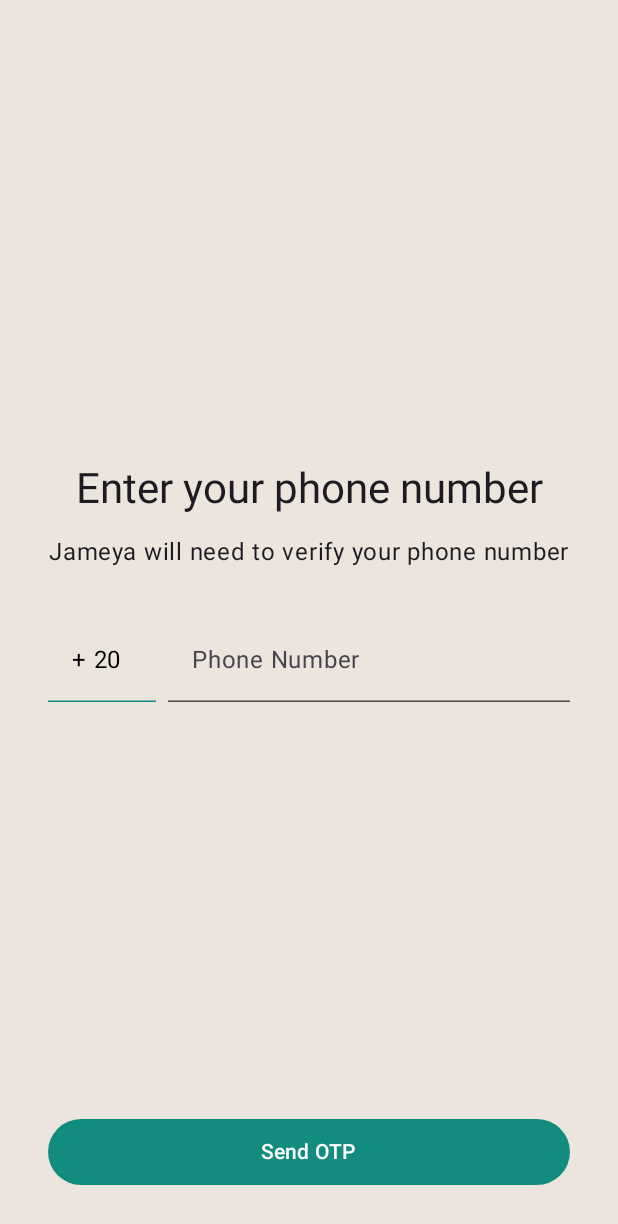
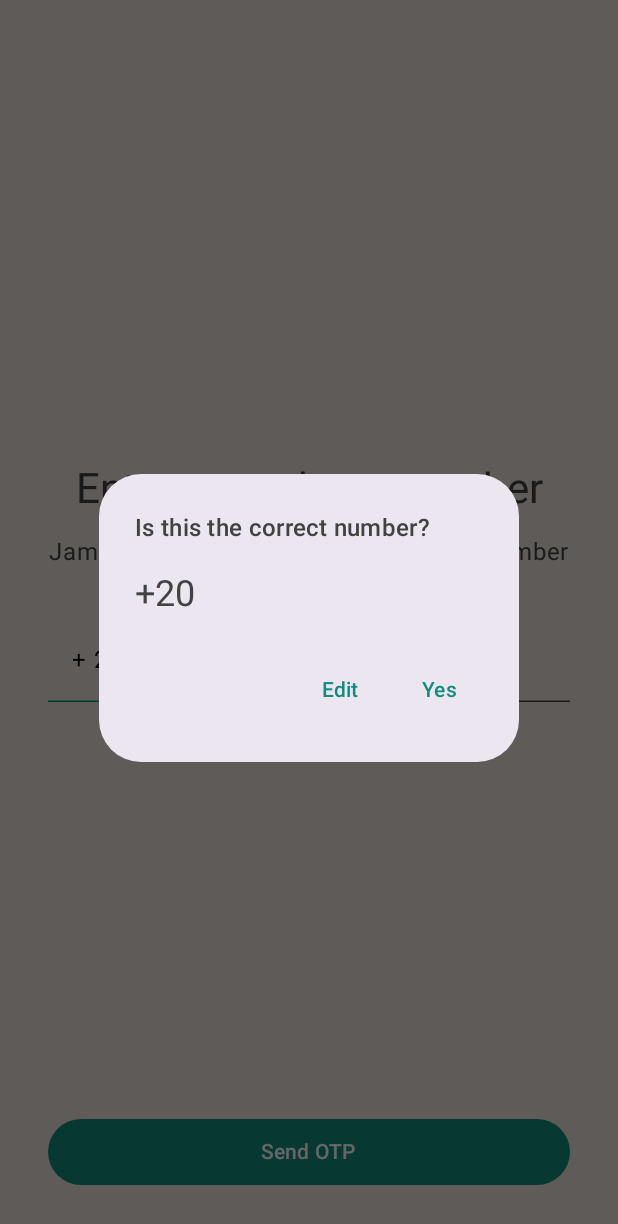
Before and after one commit to Sobhy-Abdelhakam/Jameya, an Android app built with Jetpack Compose: the screen it shows after launch (MainActivity), after a tap on "Send OTP", on a phone screen of 412 x 824 dp. Shown: the top 1224 px of the screen. Run offline under Robolectric (Android 15) with nearby library versions, the phone set to English and light mode, and no system bars.

Commit message:
Edit in color scheme, and add compose navigation

```diff
--- a/app/build.gradle.kts
+++ b/app/build.gradle.kts
@@ -67,6 +67,7 @@ dependencies {
     androidTestImplementation(libs.androidx.ui.test.junit4)
     debugImplementation(libs.androidx.ui.tooling)
     debugImplementation(libs.androidx.ui.test.manifest)
+    implementation("androidx.navigation:navigation-compose:2.8.5")
     // Firebase
     implementation(platform(libs.firebase.bom))
     implementation(libs.firebase.analytics)
--- a/app/src/main/java/dev/sobhy/jameya/MainActivity.kt
+++ b/app/src/main/java/dev/sobhy/jameya/MainActivity.kt
@@ -8,7 +8,10 @@ import androidx.compose.foundation.layout.Box
 import androidx.compose.foundation.layout.fillMaxSize
 import androidx.compose.foundation.layout.padding
 import androidx.compose.material3.Scaffold
+import androidx.compose.material3.Surface
 import androidx.compose.ui.Modifier
+import androidx.navigation.compose.rememberNavController
+import dev.sobhy.jameya.navigation.AppNavHost
 import dev.sobhy.jameya.presentation.login.LoginScreen
 import dev.sobhy.jameya.ui.theme.JameyaTheme
 
@@ -17,8 +20,11 @@ class MainActivity : ComponentActivity() {
         super.onCreate(savedInstanceState)
         enableEdgeToEdge()
         setContent {
+            val navController = rememberNavController()
             JameyaTheme {
-                LoginScreen()
+                Surface {
+                    AppNavHost(navController = navController)
+                }
             }
         }
     }
--- /dev/null
+++ b/app/src/main/java/dev/sobhy/jameya/navigation/AppNavHost.kt
@@ -0,0 +1,25 @@
+package dev.sobhy.jameya.navigation
+
+import androidx.compose.runtime.Composable
+import androidx.compose.ui.Modifier
+import androidx.navigation.NavHostController
+import androidx.navigation.compose.NavHost
+import androidx.navigation.compose.composable
+import dev.sobhy.jameya.presentation.home.HomeScreen
+import dev.sobhy.jameya.presentation.login.LoginScreen
+
+@Composable
+fun AppNavHost(
+    navController: NavHostController,
+    startDestination: String = NavigationItem.Login.route,
+    modifier: Modifier = Modifier,
+) {
+    NavHost(navController = navController, startDestination = startDestination) {
+        composable(NavigationItem.Login.route) {
+            LoginScreen(navController)
+        }
+        composable(NavigationItem.Home.route){
+            HomeScreen()
+        }
+    }
+}
--- /dev/null
+++ b/app/src/main/java/dev/sobhy/jameya/navigation/AppNavigation.kt
@@ -0,0 +1,10 @@
+package dev.sobhy.jameya.navigation
+
+enum class Screen {
+    LOGIN,
+    HOME
+}
+sealed class NavigationItem(val route: String){
+    data object Login: NavigationItem(Screen.LOGIN.name)
+    data object Home: NavigationItem(Screen.HOME.name)
+}
--- /dev/null
+++ b/app/src/main/java/dev/sobhy/jameya/presentation/home/HomeScreen.kt
@@ -0,0 +1,45 @@
+package dev.sobhy.jameya.presentation.home
+
+import androidx.compose.foundation.layout.Arrangement
+import androidx.compose.foundation.layout.Row
+import androidx.compose.foundation.layout.fillMaxWidth
+import androidx.compose.foundation.layout.padding
+import androidx.compose.material.icons.Icons
+import androidx.compose.material.icons.filled.Add
+import androidx.compose.material.icons.filled.Notifications
+import androidx.compose.material.icons.filled.Person
+import androidx.compose.material3.FloatingActionButton
+import androidx.compose.material3.Icon
+import androidx.compose.material3.IconButton
+import androidx.compose.material3.Scaffold
+import androidx.compose.runtime.Composable
+import androidx.compose.ui.Modifier
+import androidx.compose.ui.unit.dp
+
+@Composable
+fun HomeScreen(modifier: Modifier = Modifier) {
+    Scaffold(
+        topBar = {
+            Row(
+                modifier = Modifier
+                    .fillMaxWidth()
+                    .padding(32.dp),
+                horizontalArrangement = Arrangement.SpaceBetween
+            ) {
+                IconButton(onClick = { /*TODO*/ }) {
+                    Icon(imageVector = Icons.Default.Notifications, contentDescription = null)
+                }
+                IconButton(onClick = { /*TODO*/ }) {
+                    Icon(imageVector = Icons.Default.Person, contentDescription = null)
+                }
+            }
+        },
+        floatingActionButton = {
+            FloatingActionButton(onClick = { /*TODO*/ }) {
+                Icon(imageVector = Icons.Default.Add, contentDescription = null)
+            }
+        }
+    ) {
+
+    }
+}
--- a/app/src/main/java/dev/sobhy/jameya/presentation/login/LoginScreen.kt
+++ b/app/src/main/java/dev/sobhy/jameya/presentation/login/LoginScreen.kt
@@ -18,13 +18,19 @@ import androidx.compose.runtime.setValue
 import androidx.compose.ui.Alignment
 import androidx.compose.ui.Modifier
 import androidx.compose.ui.unit.dp
+import androidx.navigation.NavHostController
+import dev.sobhy.jameya.navigation.NavigationItem
+import dev.sobhy.jameya.presentation.login.sections.ConfirmPhoneNumberDialog
 import dev.sobhy.jameya.presentation.login.sections.LoginTopSection
 import dev.sobhy.jameya.presentation.login.sections.PhoneNumberSection
 
 @Composable
-fun LoginScreen() {
+fun LoginScreen(navController: NavHostController) {
     var phoneNumber by remember {
         mutableStateOf("")
+    }
+    var showConfirmDialog by remember {
+        mutableStateOf(false)
     }
     Scaffold { paddingValue ->
         Column(
@@ -43,9 +49,18 @@ fun LoginScreen() {
                 onPhoneNumberChange = { phoneNumber = it }
             )
             Spacer(modifier = Modifier.weight(1f))
-            Button(onClick = { /*TODO*/ }, modifier = Modifier.fillMaxWidth()) {
+            Button(onClick = { showConfirmDialog = true }, modifier = Modifier.fillMaxWidth()) {
                 Text(text = "Send OTP", modifier = Modifier.padding(4.dp))
             }
+            ConfirmPhoneNumberDialog(
+                showDialog = showConfirmDialog,
+                number = phoneNumber,
+                dismiss = { showConfirmDialog = false },
+                confirm = {
+                    showConfirmDialog = false
+                    navController.navigate(NavigationItem.Home.route)
+                }
+            )
         }
     }
 }
--- /dev/null
+++ b/app/src/main/java/dev/sobhy/jameya/presentation/login/sections/ConfirmPhoneNumberDialog.kt
@@ -0,0 +1,36 @@
+package dev.sobhy.jameya.presentation.login.sections
+
+import androidx.compose.material3.AlertDialog
+import androidx.compose.material3.MaterialTheme
+import androidx.compose.material3.Text
+import androidx.compose.material3.TextButton
+import androidx.compose.runtime.Composable
+
+@Composable
+fun ConfirmPhoneNumberDialog(
+    showDialog: Boolean,
+    number: String,
+    dismiss: () -> Unit,
+    confirm: () -> Unit,
+) {
+    if (!showDialog) return
+    AlertDialog(
+        onDismissRequest = dismiss,
+        confirmButton = {
+            TextButton(onClick = confirm) {
+                Text(text = "Yes")
+            }
+        },
+        title = {
+            Text(text = "Is this the correct number?", style = MaterialTheme.typography.titleMedium)
+        },
+        text = {
+            Text(text = "+20 $number", style = MaterialTheme.typography.headlineSmall)
+        },
+        dismissButton = {
+            TextButton(onClick = dismiss) {
+                Text(text = "Edit")
+            }
+        },
+    )
+}
--- a/app/src/main/java/dev/sobhy/jameya/ui/theme/Color.kt
+++ b/app/src/main/java/dev/sobhy/jameya/ui/theme/Color.kt
@@ -9,7 +9,7 @@ val BabyBlue = Color(0xFF34B7F1)
 val LightGrey = Color(0xFFECE5DD)
 val DarkGrey = Color(0xFF424242)
 
-val LightSoftGreen = Color(0xFFDCF8C6)
-val AppBackground = LightGrey
-val AppPrimaryText = DarkGrey
-val AppSecondaryText = BabyBlue
+val ErrorRed = Color(0xFFB00020) // Placeholder for error states
+val ErrorContainer = Color(0xFFF9DEDC) // Error container
+val Outline = Color(0xFFB0BEC5)
+val SurfaceVariant = Color(0xFFD7CCC8)
--- a/app/src/main/java/dev/sobhy/jameya/ui/theme/Theme.kt
+++ b/app/src/main/java/dev/sobhy/jameya/ui/theme/Theme.kt
@@ -9,32 +9,81 @@ import androidx.compose.ui.graphics.Color
 
 private val DarkColorScheme = darkColorScheme(
     primary = TealGreenDark,
+    onPrimary = Color.White,
+    primaryContainer = TealGreen,
+    onPrimaryContainer = Color.White,
+
     secondary = BabyBlue,
-    tertiary = LightSoftGreen,
-    onPrimary = Color.White,
     onSecondary = Color.White,
+    secondaryContainer = BabyBlue.copy(alpha = 0.7f),
+    onSecondaryContainer = DarkGrey,
+
+    tertiary = LightGreen,
+    onTertiary = Color.White,
+    tertiaryContainer = LightGreen.copy(alpha = 0.7f),
+    onTertiaryContainer = DarkGrey,
+
     background = DarkGrey,
+    onBackground = Color.White,
     surface = TealGreenDark,
     onSurface = Color.White,
+    surfaceVariant = SurfaceVariant,
+    onSurfaceVariant = DarkGrey,
+
+    error = ErrorRed,
+    onError = Color.White,
+    errorContainer = ErrorContainer,
+    onErrorContainer = DarkGrey,
+
+    outline = Outline,
+    outlineVariant = Outline.copy(alpha = 0.6f),
+    scrim = Color.Black,
+    inverseSurface = LightGrey,
+    inverseOnSurface = TealGreenDark,
+    inversePrimary = TealGreen,
+    surfaceTint = TealGreen
 )
 
 private val LightColorScheme = lightColorScheme(
     primary = TealGreen,
+    onPrimary = Color.White,
+    primaryContainer = LightGreen,
+    onPrimaryContainer = TealGreenDark,
+
     secondary = BabyBlue,
-    tertiary = LightSoftGreen,
-    background = AppBackground,
+    onSecondary = Color.White,
+    secondaryContainer = BabyBlue.copy(alpha = 0.9f),
+    onSecondaryContainer = DarkGrey,
+
+    tertiary = LightGreen,
+    onTertiary = Color.White,
+    tertiaryContainer = LightGreen.copy(alpha = 0.9f),
+    onTertiaryContainer = DarkGrey,
+
+    background = LightGrey,
+    onBackground = DarkGrey,
     surface = Color.White,
-    onPrimary = Color.White,
-    onSecondary = Color.White,
-    onTertiary = Color.White,
-//    onBackground = Color(0xFF1C1B1F),
-    onSurface = AppPrimaryText,
+    onSurface = DarkGrey,
+    surfaceVariant = SurfaceVariant,
+    onSurfaceVariant = DarkGrey,
+
+    error = ErrorRed,
+    onError = Color.White,
+    errorContainer = ErrorContainer,
+    onErrorContainer = DarkGrey,
+
+    outline = Outline,
+    outlineVariant = Outline.copy(alpha = 0.8f),
+    scrim = Color.Black,
+    inverseSurface = DarkGrey,
+    inverseOnSurface = Color.White,
+    inversePrimary = TealGreenDark,
+    surfaceTint = TealGreen
 )
 
 @Composable
 fun JameyaTheme(
     darkTheme: Boolean = isSystemInDarkTheme(),
-    // Dynamic color is available on Android 12+
     content: @Composable () -> Unit
 ) {
     val colorScheme = if (darkTheme) DarkColorScheme else LightColorScheme
```
